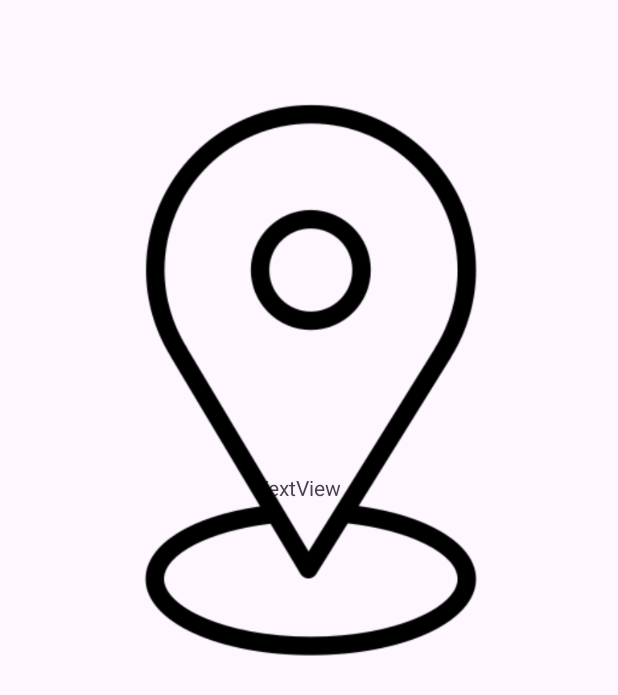
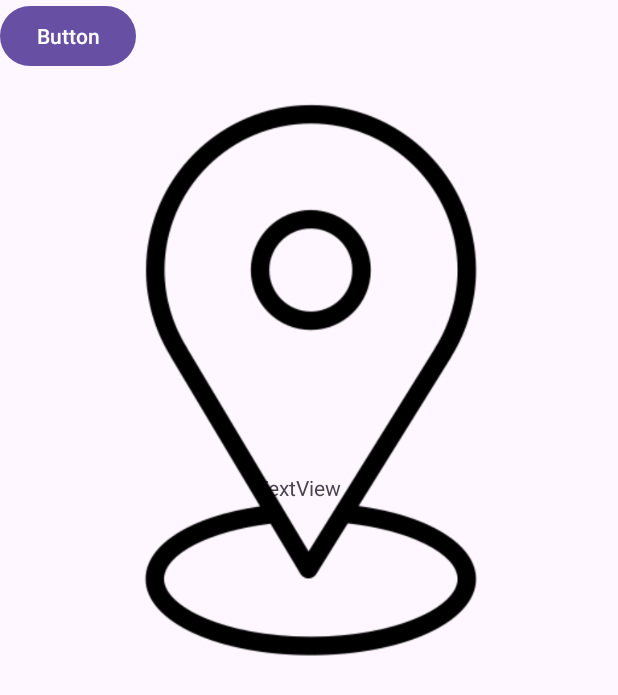
Before and after one commit to TandyLiao/Map_clock_API34, an Android app: the layout fragment_history.xml on its own in the app's theme, with its tools: preview values and no code run, on a phone screen of 412 x 824 dp. Shown: the top 695 px of the screen. Run offline under Robolectric (Android 15) with nearby library versions, the phone set to English and light mode, and no system bars.

```diff
--- a/app/src/main/res/layout/fragment_history.xml
+++ b/app/src/main/res/layout/fragment_history.xml
@@ -24,4 +24,12 @@
         app:srcCompat="@drawable/location_map"
         tools:layout_editor_absoluteX="-16dp"
         tools:layout_editor_absoluteY="59dp" />
+
+    <Button
+        android:id="@+id/button"
+        android:layout_width="wrap_content"
+        android:layout_height="wrap_content"
+        android:text="Button"
+        tools:layout_editor_absoluteX="48dp"
+        tools:layout_editor_absoluteY="20dp" />
 </androidx.constraintlayout.widget.ConstraintLayout>
```
